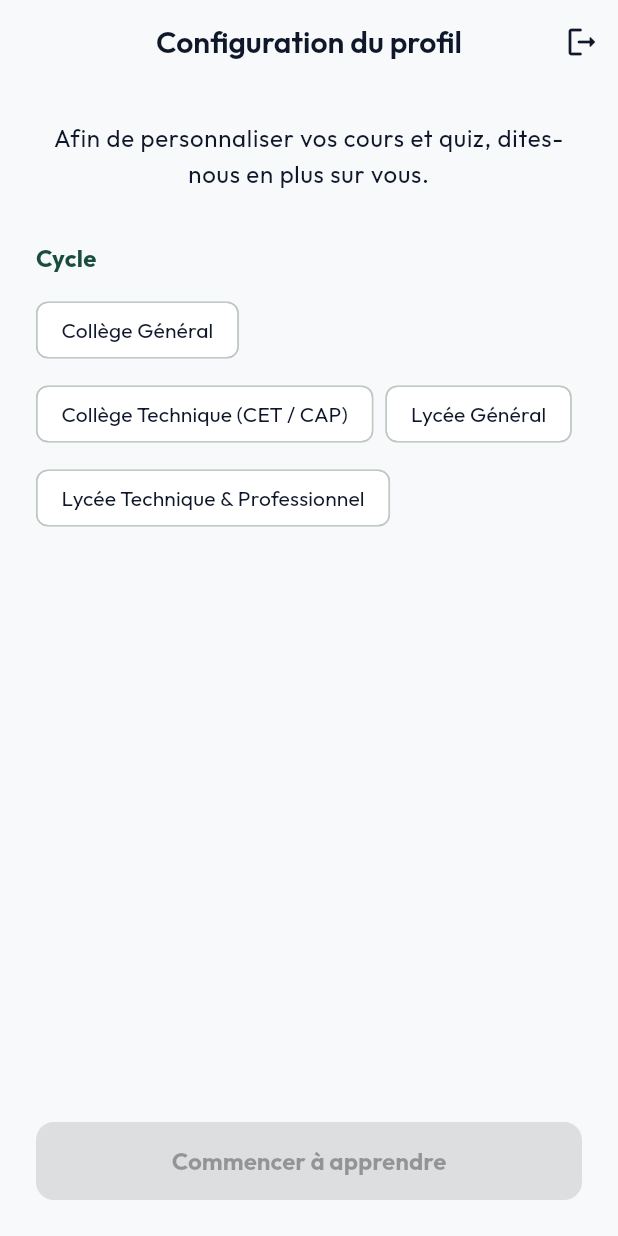
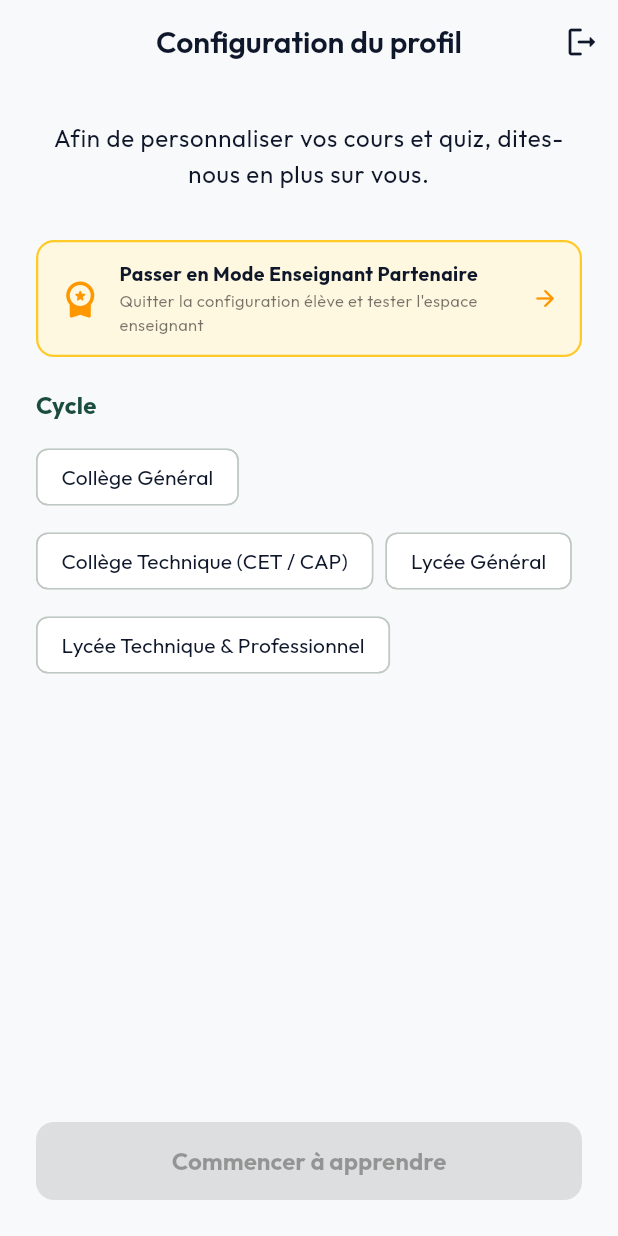
Before and after one commit to axseylle-bit/Edu_pocket, a Flutter app: the ProfileSetupScreen screen opened by its route, on a phone screen of 412 x 824 dp. Run offline on Flutter 3.47's test engine with Material 3 defaults, Android fonts, the phone set to English and light mode, and no system bars; our stand-ins replace flutter_animate, flutter_dotenv, flutter_markdown, flutter_riverpod, go_router, google_fonts and 2 more; missing offline and left inert: model_viewer_plus, syncfusion_flutter_pdfviewer; accounts and stored records are empty.

Commit message:
feat: acces test immediat evaluatrice et bouton echappement enseignant partenaire

```diff
--- a/philo_pocket/lib/screens/auth/profile_setup_screen.dart
+++ b/philo_pocket/lib/screens/auth/profile_setup_screen.dart
@@ -196,6 +196,46 @@ class _ProfileSetupScreenState extends State<ProfileSetupScreen> {
                   child: Column(
                     crossAxisAlignment: CrossAxisAlignment.start,
                     children: [
+                      // BOUTON DE SORTIE VERS LE PROFIL ENSEIGNANT PARTENAIRE
+                      InkWell(
+                        onTap: () async {
+                          await SupabaseService().signOut();
+                          if (context.mounted) context.go('/teacher-partner');
+                        },
+                        borderRadius: BorderRadius.circular(12),
+                        child: Container(
+                          padding: const EdgeInsets.symmetric(horizontal: 14, vertical: 12),
+                          margin: const EdgeInsets.only(bottom: 20),
+                          decoration: BoxDecoration(
+                            color: Colors.amber.shade50,
+                            borderRadius: BorderRadius.circular(12),
+                            border: Border.all(color: Colors.amber.shade400, width: 1.5),
+                          ),
+                          child: Row(
+                            children: [
+                              const Icon(Icons.workspace_premium_rounded, color: Colors.orange, size: 28),
+                              const SizedBox(width: 12),
+                              const Expanded(
+                                child: Column(
+                                  crossAxisAlignment: CrossAxisAlignment.start,
+                                  children: [
+                                    Text(
+                                      'Passer en Mode Enseignant Partenaire',
+                                      style: TextStyle(fontWeight: FontWeight.bold, fontSize: 13),
+                                    ),
+                                    Text(
+                                      'Quitter la configuration élève et tester l\'espace enseignant',
+                                      style: TextStyle(fontSize: 11, color: Colors.black54),
+                                    ),
+                                  ],
+                                ),
+                              ),
+                              const Icon(Icons.arrow_forward_rounded, size: 18, color: Colors.orange),
+                            ],
+                          ),
+                        ),
+                      ),
+
                       // CYCLE
                       _buildSectionTitle('Cycle'),
                       _buildChips(_cycles, _selectedCycle, (val) {
```
Also changed, not shown: philo_pocket/lib/screens/auth/auth_screen.dart (+68 -1 lines), philo_pocket/lib/screens/onboarding/welcome_screen.dart (+15 -0 lines).
